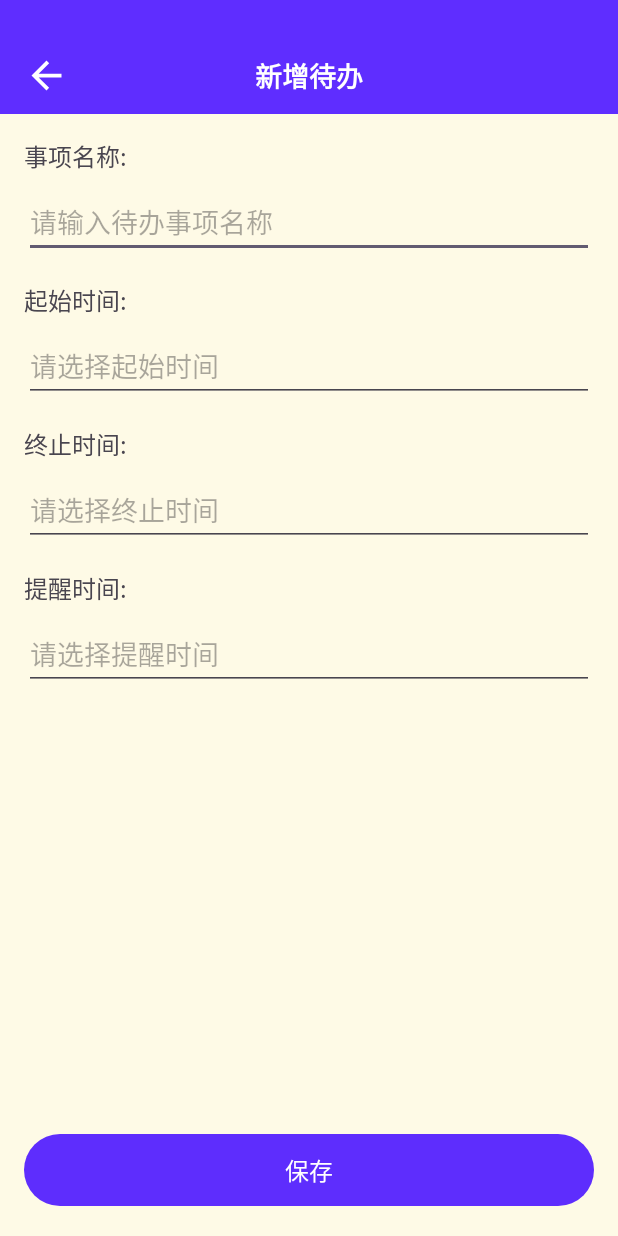
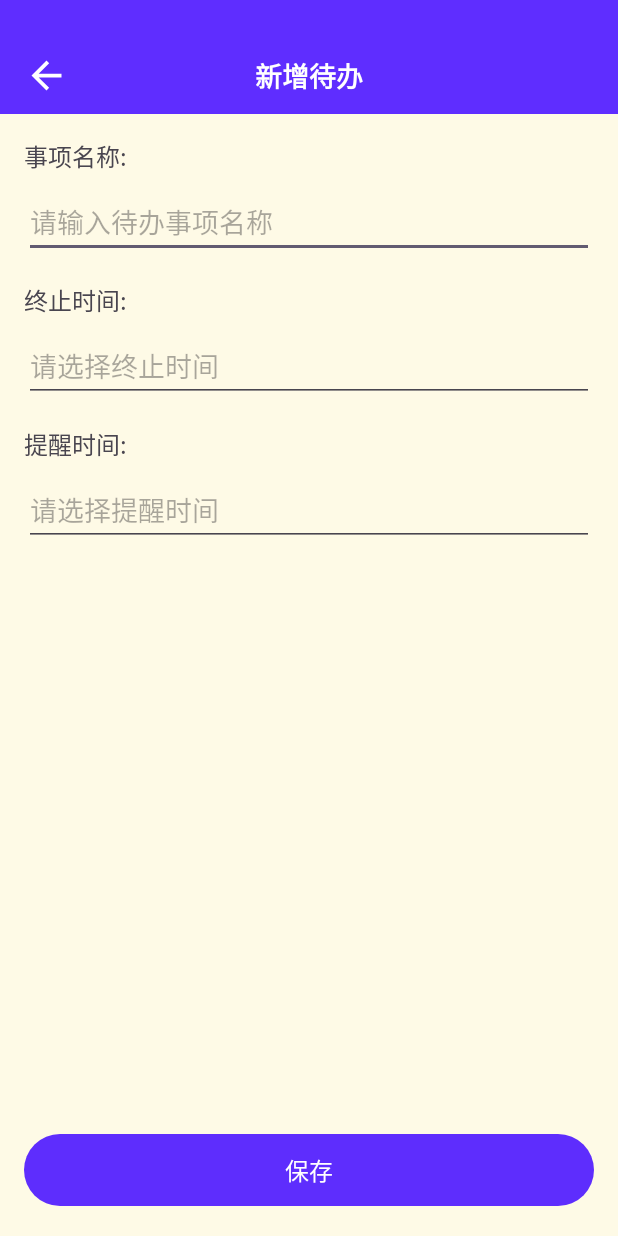
Before and after one commit to ZanytriumPH/todo, an Android app: the screen it shows after launch (AddTodoActivity), after a tap on an icon or button, on a phone screen of 412 x 824 dp. Run offline under Robolectric (Android 15) with nearby library versions, the phone set to English and light mode, and no system bars; 1 other tap on this screen came first.

Commit message:
将手动输入的开始时间改为自动生成的创建时间

```diff
--- a/app/src/main/AndroidManifest.xml
+++ b/app/src/main/AndroidManifest.xml
@@ -24,5 +24,4 @@
             </intent-filter>
         </activity>
     </application>
-
 </manifest>
--- a/app/src/main/java/com/example/todo/AddTodoActivity.java
+++ b/app/src/main/java/com/example/todo/AddTodoActivity.java
@@ -15,7 +15,7 @@ import java.util.Calendar;
 import java.util.Locale;
 
 public class AddTodoActivity extends AppCompatActivity {
-    private EditText etName, etStartTime, etEndTime, etRemindTime;
+    private EditText etName, etEndTime, etRemindTime;  // 移除etStartTime
     private Calendar calendar;
     private SimpleDateFormat dateTimeFormat;
 
@@ -24,23 +24,21 @@ public class AddTodoActivity extends AppCompatActivity {
         super.onCreate(savedInstanceState);
         setContentView(R.layout.activity_add_todo);
 
-        // 初始化控件
+        // 初始化控件（移除etStartTime）
         etName = findViewById(R.id.et_name);
-        etStartTime = findViewById(R.id.et_start_time);
         etEndTime = findViewById(R.id.et_end_time);
         etRemindTime = findViewById(R.id.et_remind_time);
         Button btnSave = findViewById(R.id.btn_save);
 
-        // 初始化返回按钮并设置点击事件
+        // 初始化返回按钮
         ImageView ivBack = findViewById(R.id.iv_back);
-        ivBack.setOnClickListener(v -> finish()); // 关闭当前页面返回主页
+        ivBack.setOnClickListener(v -> finish());
 
         // 初始化日期时间格式
         calendar = Calendar.getInstance();
         dateTimeFormat = new SimpleDateFormat("yyyy-MM-dd HH:mm", Locale.getDefault());
 
-        // 设置时间选择点击事件
-        etStartTime.setOnClickListener(v -> showDateTimePicker(etStartTime));
+        // 设置时间选择点击事件（移除startTime相关）
         etEndTime.setOnClickListener(v -> showDateTimePicker(etEndTime));
         etRemindTime.setOnClickListener(v -> showDateTimePicker(etRemindTime));
 
@@ -48,15 +46,13 @@ public class AddTodoActivity extends AppCompatActivity {
         btnSave.setOnClickListener(v -> saveTodo());
     }
 
-    // 显示日期时间选择器
+    // 显示日期时间选择器（保持不变）
     private void showDateTimePicker(EditText editText) {
-        // 日期选择
         new DatePickerDialog(this, (view, year, month, dayOfMonth) -> {
             calendar.set(Calendar.YEAR, year);
             calendar.set(Calendar.MONTH, month);
             calendar.set(Calendar.DAY_OF_MONTH, dayOfMonth);
 
-            // 时间选择
             new TimePickerDialog(this, (view1, hourOfDay, minute) -> {
                 calendar.set(Calendar.HOUR_OF_DAY, hourOfDay);
                 calendar.set(Calendar.MINUTE, minute);
@@ -65,25 +61,25 @@ public class AddTodoActivity extends AppCompatActivity {
         }, calendar.get(Calendar.YEAR), calendar.get(Calendar.MONTH), calendar.get(Calendar.DAY_OF_MONTH)).show();
     }
 
-    // 保存待办事项
+    // 保存待办事项（自动生成创建时间）
     private void saveTodo() {
         String name = etName.getText().toString().trim();
-        String startTime = etStartTime.getText().toString().trim();
         String endTime = etEndTime.getText().toString().trim();
         String remindTime = etRemindTime.getText().toString().trim();
+        // 自动生成当前时间作为创建时间
+        String createTime = dateTimeFormat.format(Calendar.getInstance().getTime());
 
-        // 简单验证
         if (name.isEmpty()) {
             etName.setError("请输入事项名称");
             return;
         }
 
-        // 创建Todo对象
+        // 创建Todo对象（使用createTime）
         Todo newTodo = new Todo(
-                System.currentTimeMillis(), // 使用时间戳作为ID
+                System.currentTimeMillis(),
                 name,
                 false,
-                startTime,
+                createTime,  // 传入自动生成的创建时间
                 endTime,
                 remindTime
         );
--- a/app/src/main/java/com/example/todo/Todo.java
+++ b/app/src/main/java/com/example/todo/Todo.java
@@ -1,37 +1,45 @@
 package com.example.todo;
 
 import java.io.Serializable;
+import java.text.SimpleDateFormat;
+import java.util.Date;
+import java.util.Locale;
 
-public class Todo implements Serializable { // 实现Serializable接口用于Intent传递
-    private long id; // 改为long类型，方便使用时间戳
+public class Todo implements Serializable {
+    private long id;
     private String content;
     private boolean isCompleted;
-    private String startTime; // 新增字段
-    private String endTime;   // 新增字段
-    private String remindTime; // 新增字段
+    private String createTime;  // 改为创建时间
+    private String endTime;
+    private String remindTime;
 
-    // 构造方法
+    // 新构造方法（包含创建时间）
     public Todo(long id, String content, boolean isCompleted,
-                String startTime, String endTime, String remindTime) {
+                String createTime, String endTime, String remindTime) {
         this.id = id;
         this.content = content;
         this.isCompleted = isCompleted;
-        this.startTime = startTime;
+        this.createTime = createTime;  // 改为创建时间
         this.endTime = endTime;
         this.remindTime = remindTime;
     }
 
-    // 原有构造方法保留，兼容旧数据
+    // 兼容旧数据的构造方法（自动生成创建时间）
     public Todo(int id, String content, boolean isCompleted) {
         this.id = id;
         this.content = content;
         this.isCompleted = isCompleted;
-        this.startTime = "";
+        // 自动生成创建时间
+        this.createTime = new SimpleDateFormat("yyyy-MM-dd HH:mm", Locale.getDefault()).format(new Date());
         this.endTime = "";
         this.remindTime = "";
     }
 
-    // Getter和Setter方法
+    // Getter和Setter方法（更新为createTime）
+    public String getCreateTime() { return createTime; }
+    public void setCreateTime(String createTime) { this.createTime = createTime; }
+
+    // 其他原有方法保持不变...
     public long getId() { return id; }
     public void setId(long id) { this.id = id; }
 
@@ -41,9 +49,6 @@ public class Todo implements Serializable { // 实现Serializable接口用于Int
     public boolean isCompleted() { return isCompleted; }
     public void setCompleted(boolean completed) { isCompleted = completed; }
 
-    public String getStartTime() { return startTime; }
-    public void setStartTime(String startTime) { this.startTime = startTime; }
-
     public String getEndTime() { return endTime; }
     public void setEndTime(String endTime) { this.endTime = endTime; }
 
--- a/app/src/main/res/layout/activity_add_todo.xml
+++ b/app/src/main/res/layout/activity_add_todo.xml
@@ -7,6 +7,7 @@
     android:background="#BBFFFBDD"
     tools:context=".AddTodoActivity">
 
+    <!-- 导航栏部分保持不变 -->
     <androidx.constraintlayout.widget.ConstraintLayout
         android:id="@+id/nav_bar"
         android:layout_width="match_parent"
@@ -20,15 +21,14 @@
             android:id="@+id/iv_back"
             android:layout_width="30dp"
             android:layout_height="30dp"
-            android:src="@drawable/ic_arrow_back"
             android:contentDescription="返回"
             android:clickable="true"
             android:focusable="true"
+            android:src="@drawable/ic_arrow_back"
+            android:layout_marginLeft="16dp"
+            app:layout_constraintBottom_toBottomOf="@id/nav_title"
             app:layout_constraintLeft_toLeftOf="parent"
-            app:layout_constraintTop_toTopOf="@id/nav_title"
-            app:layout_constraintBottom_toBottomOf="@id/nav_title"
-            android:layout_marginLeft="16dp"/>
-
+            app:layout_constraintTop_toTopOf="@id/nav_title" />
 
         <TextView
             android:id="@+id/nav_title"
@@ -79,26 +79,7 @@
                 app:layout_constraintRight_toRightOf="parent"
                 app:layout_constraintTop_toBottomOf="@id/tv_name" />
 
-            <TextView
-                android:id="@+id/tv_start_time"
-                android:layout_width="wrap_content"
-                android:layout_height="wrap_content"
-                android:layout_marginTop="16dp"
-                android:text="起始时间:"
-                android:textSize="16sp"
-                app:layout_constraintLeft_toLeftOf="parent"
-                app:layout_constraintTop_toBottomOf="@id/et_name" />
-
-            <EditText
-                android:id="@+id/et_start_time"
-                android:layout_width="match_parent"
-                android:layout_height="wrap_content"
-                android:layout_marginTop="8dp"
-                android:hint="请选择起始时间"
-                android:focusable="false"
-                app:layout_constraintLeft_toLeftOf="parent"
-                app:layout_constraintRight_toRightOf="parent"
-                app:layout_constraintTop_toBottomOf="@id/tv_start_time" />
+            <!-- 移除开始时间相关控件 -->
 
             <TextView
                 android:id="@+id/tv_end_time"
@@ -108,15 +89,15 @@
                 android:text="终止时间:"
                 android:textSize="16sp"
                 app:layout_constraintLeft_toLeftOf="parent"
-                app:layout_constraintTop_toBottomOf="@id/et_start_time" />
+                app:layout_constraintTop_toBottomOf="@id/et_name" />  <!-- 改为接在事项名称下方 -->
 
             <EditText
                 android:id="@+id/et_end_time"
                 android:layout_width="match_parent"
                 android:layout_height="wrap_content"
                 android:layout_marginTop="8dp"
+                android:focusable="false"
                 android:hint="请选择终止时间"
-                android:focusable="false"
                 app:layout_constraintLeft_toLeftOf="parent"
                 app:layout_constraintRight_toRightOf="parent"
                 app:layout_constraintTop_toBottomOf="@id/tv_end_time" />
@@ -136,8 +117,8 @@
                 android:layout_width="match_parent"
                 android:layout_height="wrap_content"
                 android:layout_marginTop="8dp"
+                android:focusable="false"
                 android:hint="请选择提醒时间"
-                android:focusable="false"
                 app:layout_constraintLeft_toLeftOf="parent"
                 app:layout_constraintRight_toRightOf="parent"
                 app:layout_constraintTop_toBottomOf="@id/tv_remind_time" />
@@ -150,10 +131,10 @@
         android:layout_width="match_parent"
         android:layout_height="56dp"
         android:layout_margin="16dp"
-        app:backgroundTint="@color/custom_btn_color"
         android:text="保存"
         android:textColor="@color/white"
         android:textSize="16sp"
+        app:backgroundTint="@color/custom_btn_color"
         app:layout_constraintBottom_toBottomOf="parent"
         app:layout_constraintLeft_toLeftOf="parent"
         app:layout_constraintRight_toRightOf="parent" />
```
